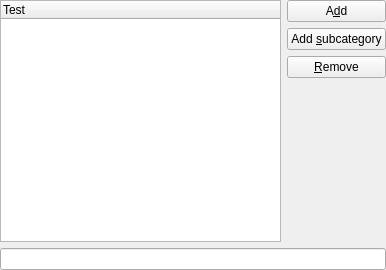
Above: libkdepim-copy/categoryeditdialog_base.ui from KDE/kdepim-runtime before the change. Below: the same form after it.
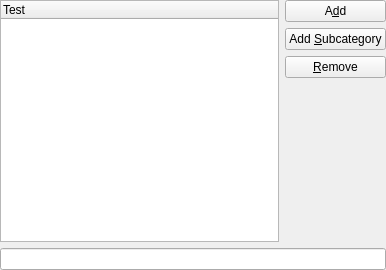
That is the form after the change. Custom widgets are drawn as their Qt base class.

Commit message: i18n interface style guide fixes

Patch:
```diff
--- a/libkdepim-copy/categoryeditdialog_base.ui
+++ b/libkdepim-copy/categoryeditdialog_base.ui
@@ -43,7 +43,7 @@
      <item>
       <widget class="KPushButton" name="mButtonAddSubcategory" >
        <property name="text" >
-        <string>Add &amp;subcategory</string>
+        <string>Add &amp;Subcategory</string>
        </property>
       </widget>
      </item>
```
